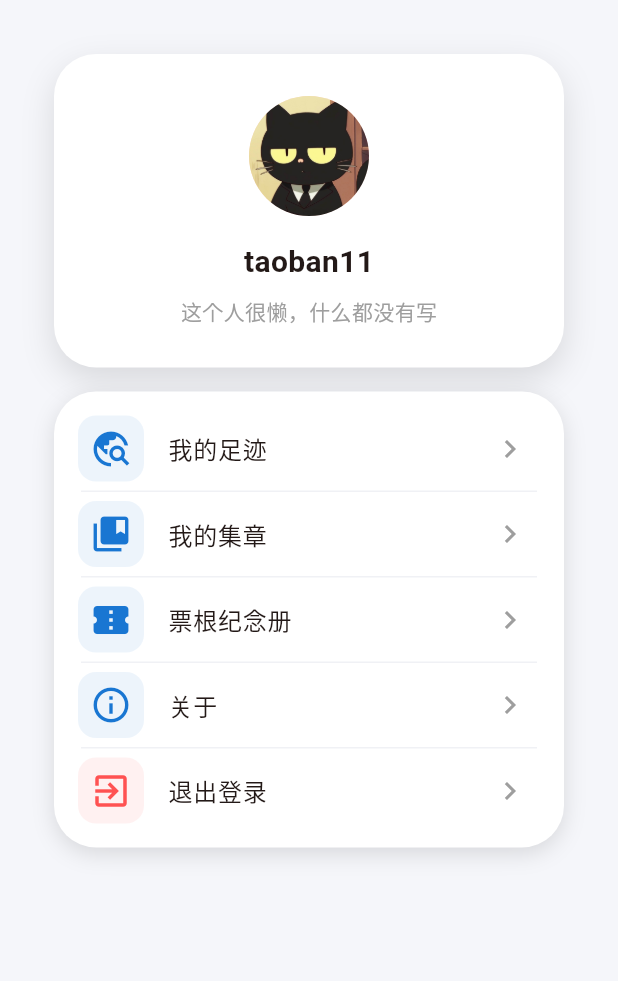
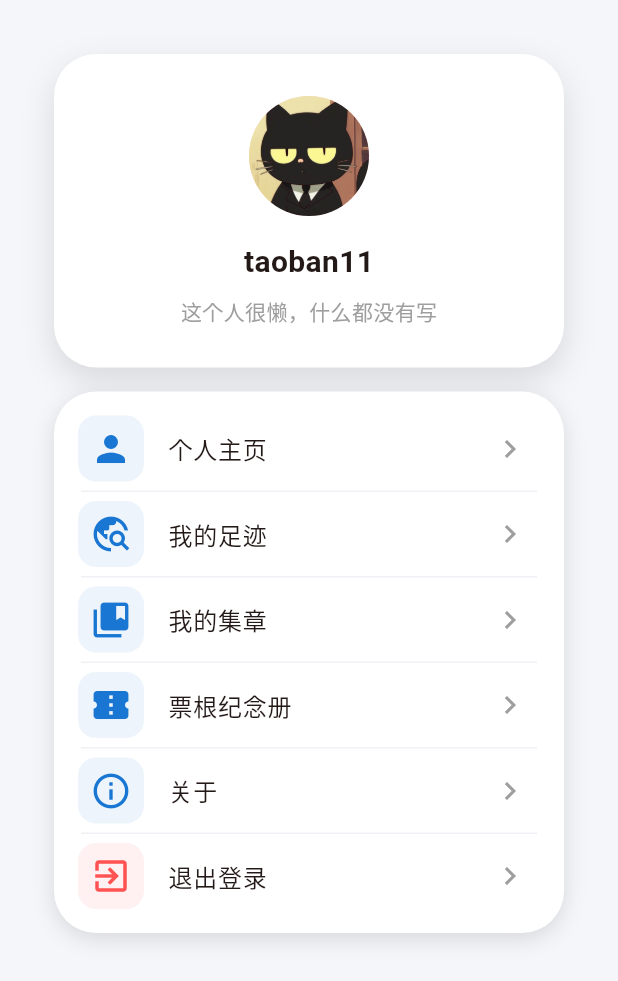
Before and after one commit to CupOfBread/WayGo, a Flutter app: the MyIndexPage screen opened by its route, on a phone screen of 412 x 824 dp. Shown: the top 981 px of the screen. Run offline on Flutter 3.47's test engine with Material 3 defaults, Android fonts, the phone set to English and light mode, and no system bars; our stand-ins replace audioplayers, carousel_slider, dio, flutter_smart_dialog, get, logger and 1 more; missing offline and left inert: flutter_baidu_mapapi_base, flutter_baidu_mapapi_map, flutter_bmflocation.

Commit message:
feat: 新增页面

```diff
--- a/lib/pages/my/my_index/my_index_view.dart
+++ b/lib/pages/my/my_index/my_index_view.dart
@@ -6,6 +6,7 @@ import '../ticket_album/ticket_album_view.dart';
 import '../../login/login_view.dart';
 import '../my_footprint/my_footprint_view.dart';
 import '../about/about_view.dart';
+import '../my_profile/my_profile_view.dart';
 
 class MyIndexPage extends StatelessWidget {
   MyIndexPage({Key? key}) : super(key: key);
@@ -76,6 +77,13 @@ class MyIndexPage extends StatelessWidget {
                 padding: EdgeInsets.symmetric(vertical: 10, horizontal: 0),
                 child: Column(
                   children: [
+                    _MyListTile(
+                      icon: Icons.person,
+                      iconColor: Color(0xFF1976D2),
+                      title: '个人主页',
+                      onTap: () => Get.to(() => const MyProfilePage()),
+                    ),
+                    _MyDivider(),
                     _MyListTile(
                       icon: Icons.travel_explore,
                       iconColor: Color(0xFF1976D2),
--- /dev/null
+++ b/lib/pages/my/my_profile/my_profile_logic.dart
@@ -0,0 +1,5 @@
+import 'package:get/get.dart';
+
+class MyProfileLogic extends GetxController {
+  // 预留后续逻辑
+}
--- /dev/null
+++ b/lib/pages/my/my_profile/my_profile_state.dart
@@ -0,0 +1,3 @@
+class MyProfileState {
+  MyProfileState();
+}
--- a/lib/route/app_route.dart
+++ b/lib/route/app_route.dart
@@ -2,6 +2,10 @@ import 'package:get/get.dart';
 import 'package:waygo/pages/login/login_view.dart';
 import 'package:waygo/pages/my/my_index/my_index_view.dart';
 import 'package:waygo/pages/my/about/about_view.dart';
+import 'package:waygo/pages/my/my_profile/my_profile_view.dart';
+import 'package:waygo/pages/my/my_footprint/my_footprint_view.dart';
+import 'package:waygo/pages/my/stamp_collection/stamp_collection_view.dart';
+import 'package:waygo/pages/my/ticket_album/ticket_album_view.dart';
 import 'package:waygo/pages/radio/radio_view.dart';
 
 import '../pages/home/home_view.dart';
@@ -13,9 +17,13 @@ class AppRoute {
   static const String login = '/login';
   static const String home = '/home';
   static const String my = '/my';
-  static const String about = '/about';
-  static const String spotDetail = '/spotDetail';
+  static const String about = '/my/about';
+  static const String spotDetail = '/spot/detail';
   static const String radio = '/radio';
+  static const String profile = '/my/profile';
+  static const String myFootprint = '/my/footprint';
+  static const String stampCollection = '/my/stamp_collection';
+  static const String ticketAlbum = '/my/ticket_album';
 
   static final routes = [
     GetPage(name: root, page: () => RootPage()),
@@ -25,5 +33,9 @@ class AppRoute {
     GetPage(name: about, page: () => AboutPage()),
     GetPage(name: spotDetail, page: () => const SpotDetailPage()),
     GetPage(name: radio, page: () => const RadioPage()),
+    GetPage(name: profile, page: () => const MyProfilePage()),
+    GetPage(name: myFootprint, page: () => const MyFootprintPage()),
+    GetPage(name: stampCollection, page: () => const StampCollectionPage()),
+    GetPage(name: ticketAlbum, page: () => TicketAlbumPage()),
   ];
 }
```
Also changed, not shown: lib/pages/my/my_profile/my_profile_view.dart (added, +83 -0 lines).
